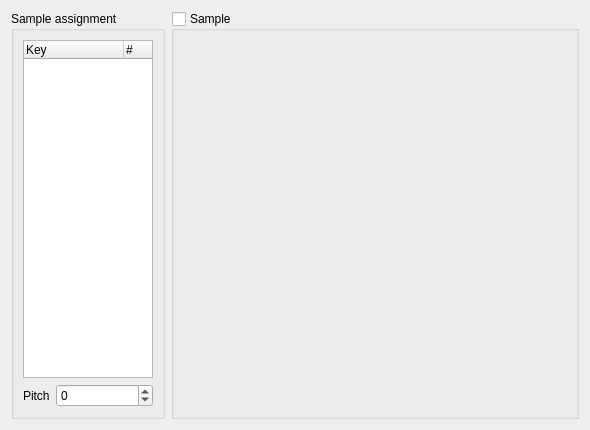
First picture: the form in BambooTracker/gui/instrument_editor/instrument_editor_drumkit_form.ui, repository BambooTracker/BambooTracker, before the edit.
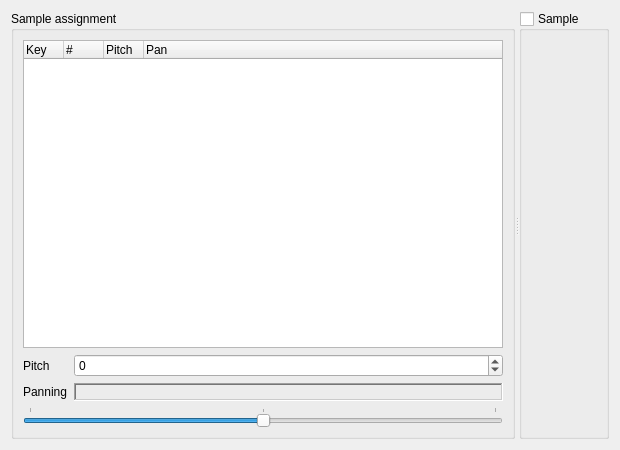
Second picture: the form after the edit. Custom widgets are drawn as their Qt base class.

Commit message: Add panning settings in the drumkit editor

```diff
--- a/BambooTracker/gui/instrument_editor/instrument_editor_drumkit_form.ui
+++ b/BambooTracker/gui/instrument_editor/instrument_editor_drumkit_form.ui
@@ -6,8 +6,8 @@
    <rect>
     <x>0</x>
     <y>0</y>
-    <width>590</width>
-    <height>430</height>
+    <width>620</width>
+    <height>450</height>
    </rect>
   </property>
   <property name="windowTitle">
@@ -15,6 +15,10 @@
   </property>
   <layout class="QHBoxLayout" name="horizontalLayout">
    <item>
+    <widget class="QSplitter" name="splitter">
+     <property name="orientation">
+      <enum>Qt::Horizontal</enum>
+     </property>
     <widget class="QGroupBox" name="keyGroupBox">
      <property name="title">
       <string>Sample assignment</string>
@@ -23,20 +27,20 @@
       <item>
        <widget class="QTreeWidget" name="keyTreeWidget">
         <property name="sizePolicy">
-         <sizepolicy hsizetype="Fixed" vsizetype="Expanding">
+          <sizepolicy hsizetype="Preferred" vsizetype="Expanding">
           <horstretch>0</horstretch>
           <verstretch>0</verstretch>
          </sizepolicy>
         </property>
         <property name="minimumSize">
          <size>
-          <width>130</width>
+           <width>0</width>
           <height>0</height>
          </size>
         </property>
         <property name="maximumSize">
          <size>
-          <width>130</width>
+           <width>16777215</width>
           <height>16777215</height>
          </size>
         </property>
@@ -49,8 +53,14 @@
         <property name="uniformRowHeights">
          <bool>true</bool>
         </property>
+         <attribute name="headerDefaultSectionSize">
+          <number>40</number>
+         </attribute>
+         <attribute name="headerMinimumSectionSize">
+          <number>10</number>
+         </attribute>
         <attribute name="headerStretchLastSection">
-         <bool>false</bool>
+          <bool>true</bool>
         </attribute>
         <column>
          <property name="text">
@@ -67,6 +77,11 @@
           <string>Pitch</string>
          </property>
         </column>
+         <column>
+          <property name="text">
+           <string>Pan</string>
+          </property>
+         </column>
        </widget>
       </item>
       <item>
@@ -79,7 +94,13 @@
          </widget>
         </item>
         <item row="0" column="1">
-         <widget class="QSpinBox" name="pitshSpinBox">
+          <widget class="QSpinBox" name="pitchSpinBox">
+           <property name="sizePolicy">
+            <sizepolicy hsizetype="Preferred" vsizetype="Fixed">
+             <horstretch>0</horstretch>
+             <verstretch>0</verstretch>
+            </sizepolicy>
+           </property>
           <property name="minimum">
            <number>-95</number>
           </property>
@@ -88,13 +109,65 @@
           </property>
          </widget>
         </item>
-       </layout>
-      </item>
-     </layout>
-    </widget>
+         <item row="1" column="0">
+          <widget class="QLabel" name="panLabel">
+           <property name="text">
+            <string>Panning</string>
+           </property>
+          </widget>
+         </item>
+         <item row="1" column="1">
+          <widget class="QLabel" name="panPosLabel">
+           <property name="frameShape">
+            <enum>QFrame::WinPanel</enum>
+           </property>
+           <property name="frameShadow">
+            <enum>QFrame::Sunken</enum>
+           </property>
+           <property name="text">
+            <string notr="true"/>
+           </property>
+           <property name="alignment">
+            <set>Qt::AlignCenter</set>
+           </property>
+          </widget>
+         </item>
+        </layout>
    </item>
    <item>
+        <widget class="QSlider" name="panHorizontalSlider">
+         <property name="sizePolicy">
+          <sizepolicy hsizetype="Preferred" vsizetype="Fixed">
+           <horstretch>0</horstretch>
+           <verstretch>0</verstretch>
+          </sizepolicy>
+         </property>
+         <property name="maximum">
+          <number>2</number>
+         </property>
+         <property name="pageStep">
+          <number>2</number>
+         </property>
+         <property name="value">
+          <number>1</number>
+         </property>
+         <property name="orientation">
+          <enum>Qt::Horizontal</enum>
+         </property>
+         <property name="tickPosition">
+          <enum>QSlider::TicksAbove</enum>
+         </property>
+        </widget>
+       </item>
+      </layout>
+     </widget>
     <widget class="QGroupBox" name="sampleGroupBox">
+      <property name="sizePolicy">
+       <sizepolicy hsizetype="Expanding" vsizetype="Preferred">
+        <horstretch>0</horstretch>
+        <verstretch>0</verstretch>
+       </sizepolicy>
+      </property>
      <property name="title">
       <string>Sample</string>
      </property>
@@ -117,6 +190,7 @@
       </item>
      </layout>
     </widget>
+    </widget>
    </item>
   </layout>
  </widget>
```
Left out of the diff: 3 changed lines with no effect on the pictures. Lines whose indentation alone changed are shown as unchanged. The commit also changes 19 other files.
